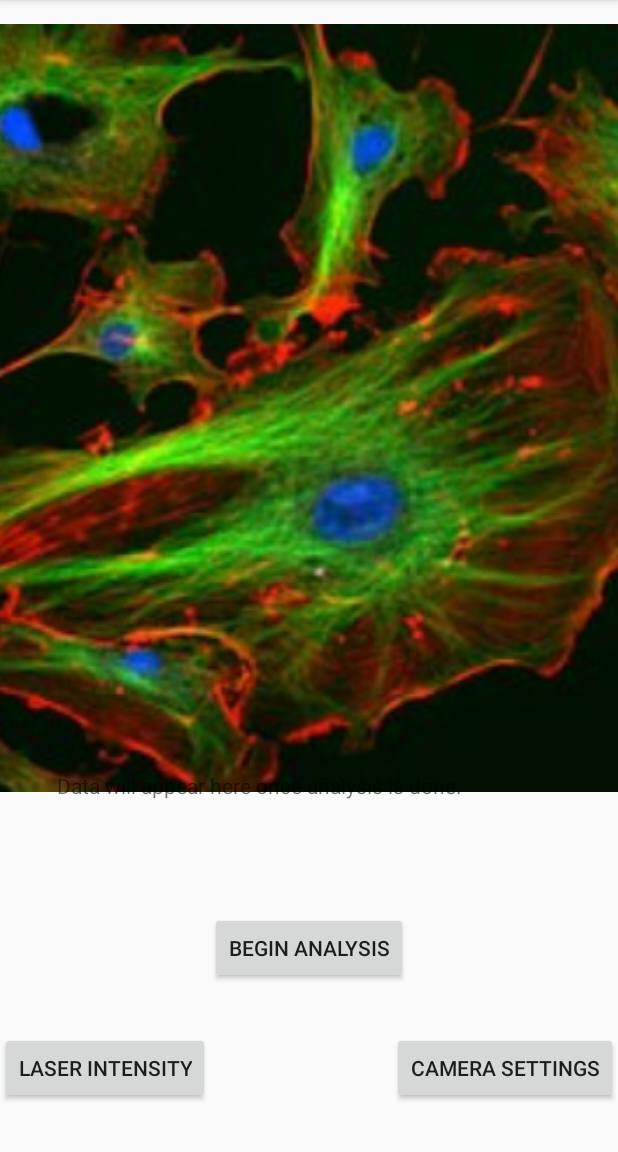
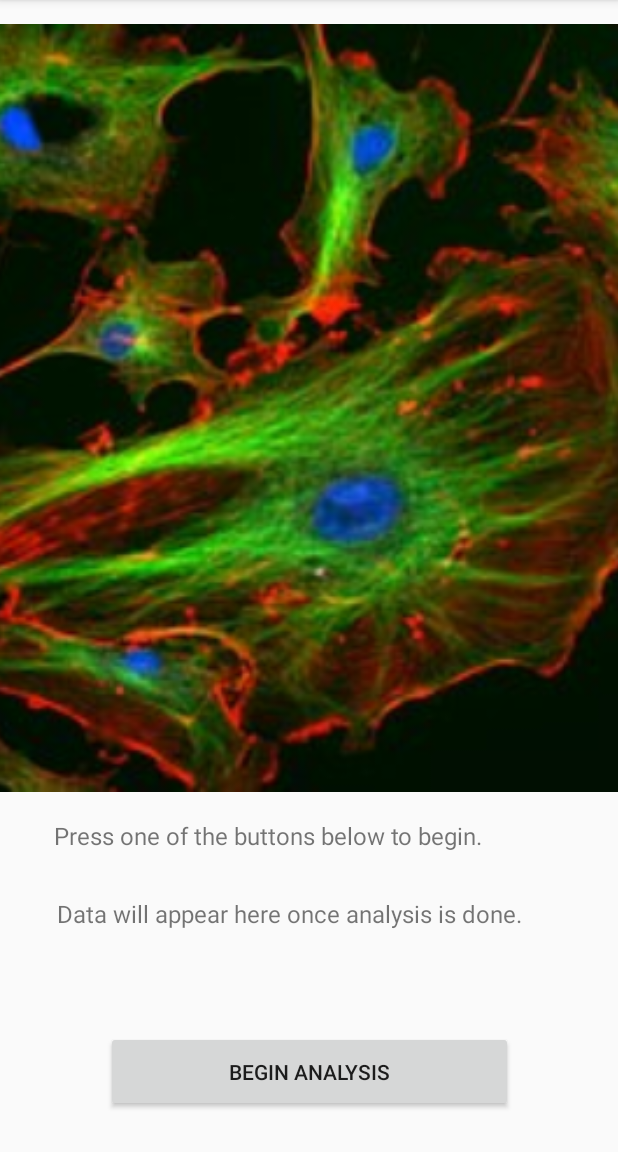
Before and after one commit to fgsrfug/Senior_Design_Application, an Android app: the screen it shows after launch (MainActivity), on a phone screen of 412 x 824 dp, the part 84-1236 px from its top. Run offline under Robolectric (Android 15) with nearby library versions, the phone set to English and light mode, and no system bars.

Commit message:
Version 1.0

```diff
--- a/app/src/main/java/fgsrfug/seniordesignapp/MainActivity.java
+++ b/app/src/main/java/fgsrfug/seniordesignapp/MainActivity.java
@@ -48,13 +48,14 @@ public class MainActivity extends AppCompatActivity {
     //Define variables to be used in communication
     //private EditText ipAddress;
     String ipAddressText;
-    public TextView serverResponse;
+    public TextView imageSizeText;
     public TextView concentration;
     public ImageView image;
     private String reply;
     Button button, laserButton, cameraButton;
     int laserIntensity = 0;
     int cameraExposure = 0;
+    Boolean continueWhileLoop = true;
     String clientMessage = "This is the Client";
     Socket socket = null;
     String path = "/storage/emulated/0/Download/squiddab.png";
@@ -79,9 +80,9 @@ public class MainActivity extends AppCompatActivity {
         //checkPermission();
         //Map "Begin Analysis" button
         button = (Button) findViewById(R.id.nutButton);
-        laserButton = findViewById(R.id.laserButton);
-        cameraButton = findViewById(R.id.cameraButton);
-        serverResponse = (TextView) findViewById(R.id.serverResponsetextView);
+        //laserButton = findViewById(R.id.laserButton);
+        //cameraButton = findViewById(R.id.cameraButton);
+        imageSizeText = (TextView) findViewById(R.id.imageSize);
         concentration = findViewById(R.id.concentration_value);
         //ipAddress = (EditText) findViewById(R.id.ipAddressInput);
         image = (ImageView) findViewById(R.id.mainImage);
@@ -95,7 +96,7 @@ public class MainActivity extends AppCompatActivity {
             public void onClick(View v) {
                 //Pop up a toast indicating the button has been hit and that a message was sent
                 //ipAddressText = ipAddress.getText().toString();
-                ipAddressText = "192.168.1.178";
+                ipAddressText = "192.168.4.1";
                 Log.d("mybug","button pressed/toast coming");
                 Toast.makeText(getApplicationContext(), "Analysis initiated", Toast.LENGTH_LONG).show();
                 Log.d("mybug","going into main()");
@@ -105,6 +106,7 @@ public class MainActivity extends AppCompatActivity {
         });
         Log.d("mybug", "outside button's click listener");
         //Increment laser intensity by 1 on every press
+        /*
         laserButton.setOnClickListener(new View.OnClickListener() {
             @Override
             public void onClick(View v){
@@ -130,8 +132,8 @@ public class MainActivity extends AppCompatActivity {
                 Toast.makeText(getApplicationContext(), "Adjusted camera exposure to " + Integer.toString(cameraExposure), Toast.LENGTH_LONG).show();
             }
         });
-
-        serverResponse.setText("Press one of the buttons below to begin.");
+        */
+        imageSizeText.setText("Press one of the buttons below to begin.");
         concentration.setText("Data will appear here once analysis is done.");
         //Log.d("mybug", "file exists");
         //Bitmap myBitmap = BitmapFactory.decodeFile(file.getAbsolutePath());
@@ -182,13 +184,14 @@ public class MainActivity extends AppCompatActivity {
             @Override
             public void run() {
                 try {
+                    while (true) {
                         String serverMessage = "";
                         int messageCounter = 1;
                         int imageSize = 0;
                         Boolean expectingImage = Boolean.FALSE;
+                        socket = null;
                         Bitmap bitmapImage = null;
                         Bitmap setBitmap = null;
-                    Boolean continueWhileLoop = true;
                         while (continueWhileLoop) {
                             Log.d("mybug", "Top of main while loop");
                             if (socket == null) {
@@ -238,7 +241,7 @@ public class MainActivity extends AppCompatActivity {
                                     sendMessage("Send image attributes");
                                     serverMessage = recieveMessage();
                                 case 6:
-                                if(messageCounter == 4) {
+                                    if (messageCounter == 4) {
                                         //Log.d("mybug", "Set expectingImage to false, calling closeSocket");
                                         Log.d("mybug", "Ready for image");
                                         sendMessage("Ready for image");
@@ -248,7 +251,7 @@ public class MainActivity extends AppCompatActivity {
                                         setBitmap = recieveImage(imageSize, expectingImage, bitmapImage);
                                         expectingImage = Boolean.FALSE;
                                         continueWhileLoop = false;
-                                    onPostExecute(setBitmap, serverMessage);
+                                        onPostExecute(setBitmap, serverMessage, imageSize);
                                         break;
                                     }
                                 default:
@@ -256,7 +259,7 @@ public class MainActivity extends AppCompatActivity {
                             }
                         }
                     }
-
+                }
                 catch (IOException e) {
                     e.printStackTrace();
                 }
@@ -296,7 +299,6 @@ public class MainActivity extends AppCompatActivity {
     //Close the socket
     private void closeSocket(OutputStream out) {
         try {
-            out.close();
             out.close();
             socket.close();
             Log.d("mybug", "socket closed!");
@@ -428,88 +430,17 @@ public class MainActivity extends AppCompatActivity {
         return  intsFromString;
 
     }
-/*
-    private void determineMessage(OutputStream out){
-        //String imageSize = recieveMessage();
-        //Log.d("mybug","imageSize value" + imageSize);
-        Log.d("mybug", "message has been sent, inside determineMessage");
-        if (expectingImage == Boolean.TRUE) {
-            Log.d("mybug", "calling recieveImage");
-            recieveImage();
-        }
-        //Assign reply to return value of recieveMessage
-        else {
-            reply = recieveMessage();
-            Log.d("mybug", "reply is: " + reply);
-            //Close socket if server sends close
-            if(reply.equals("'close'")){
-                Log.d("mybug", "about to close socket");
-                closeSocket(out);
-            }
-        }
 
-        //Check if we're expecting an image
-        if (handleMessage(expectingImage, reply, bitmapImage)){
-            //If so, send
-            sendMessage("Message recieved");
-        }
-        else{
-            recieveImage();
-        }
-
-        Log.d("mybug", "stuff closed");
-        Log.d("mybug", "end of try block");
-    }
-
-    //Handles data recieved and places it on the screen
-    private boolean handleMessage(Boolean expectingImage, final String reply, final Bitmap bitmapImage){
-        Log.d("mybug", "top of handleMessage");
-        if (expectingImage == Boolean.FALSE){
-            Log.d("mybug", "handling string");
-            //Call UIThread to change viewText on main screen
-            runOnUiThread(new Runnable() {
-                @Override
-                public void run() {
-                    serverResponse.setText("Response from Pi: " + reply);
-                    concentration.setText("Image Concentration: super " + reply );
-                    Log.d("mybug", "set serverResponse");
-                }
-            });
-            expectingImage = Boolean.TRUE;
-            return expectingImage;
-
-        }
-
-        else {
-            Log.d("mybug", "handling image");
-            //runOnUiThread(new Runnable() {
-            //    @Override
-            //    public void run() {
-            //    Log.d("mybug", "about to set image");
-            //    image.setImageBitmap(bitmapImage);
-            onPostExecute(bitmapImage);
-            expectingImage = Boolean.FALSE;
-            clientMessage = "Got image";
-            return expectingImage;
-            //    Log.d("mybug", "image handled");
-            //    }
-            //});
-
-        }
-
-    }
-*/
-
-    private void onPostExecute(final Bitmap bitmapImage, final String Concentration) {
+    private void onPostExecute(final Bitmap bitmapImage, final String Concentration, final int imageSize) {
         runOnUiThread(new Runnable() {
             @Override
             public void run() {
                 Log.d("mybug", "In onPostExecute");
+                String imageSizeString = String.format("Image size is %d bytes", imageSize);
                 image.setImageBitmap(bitmapImage);
-                //serverResponse.setText("Response from Pi:Image Size is " + bytesRead);
+                imageSizeText.setText(imageSizeString);
                 concentration.setText(Concentration);
             }
         });
     }
-
 }
--- a/app/src/main/res/layout/activity_main.xml
+++ b/app/src/main/res/layout/activity_main.xml
@@ -10,43 +10,16 @@
 
     <Button
         android:id="@+id/nutButton"
-        android:layout_width="wrap_content"
-        android:layout_height="wrap_content"
-        android:layout_marginBottom="32dp"
+        android:layout_width="271dp"
+        android:layout_height="54dp"
+        android:layout_marginTop="48dp"
+        android:layout_marginBottom="8dp"
         android:text="Begin Analysis"
-        app:layout_constraintBottom_toTopOf="@+id/laserButton"
-        app:layout_constraintEnd_toEndOf="parent"
-        app:layout_constraintStart_toStartOf="parent" />
-
-    <TextView
-        android:id="@+id/serverResponsetextView"
-        android:layout_width="wrap_content"
-        android:layout_height="0dp"
-        android:layout_marginBottom="304dp"
-        android:text="Image Properties:"
         app:layout_constraintBottom_toBottomOf="parent"
         app:layout_constraintEnd_toEndOf="parent"
-        app:layout_constraintHorizontal_bias="0.126"
-        app:layout_constraintStart_toStartOf="parent" />
+        app:layout_constraintStart_toStartOf="parent"
+        app:layout_constraintTop_toBottomOf="@+id/concentration_value" />
 
-
-    <Button
-        android:id="@+id/laserButton"
-        android:layout_width="wrap_content"
-        android:layout_height="wrap_content"
-        android:layout_marginBottom="32dp"
-        android:text="Laser Intensity"
-        app:layout_constraintBottom_toBottomOf="parent"
-        app:layout_constraintStart_toStartOf="parent" />
-
-    <Button
-        android:id="@+id/cameraButton"
-        android:layout_width="wrap_content"
-        android:layout_height="wrap_content"
-        android:layout_marginBottom="32dp"
-        android:text="Camera Settings"
-        app:layout_constraintBottom_toBottomOf="parent"
-        app:layout_constraintEnd_toEndOf="parent" />
 
     <ImageView
         android:id="@+id/mainImage"
@@ -65,10 +38,23 @@
         android:layout_height="wrap_content"
         android:layout_marginStart="38dp"
         android:layout_marginLeft="38dp"
-        android:layout_marginTop="50dp"
+        android:layout_marginTop="30dp"
+        android:textSize="16sp"
         android:text="Image concentration:"
         app:layout_constraintStart_toStartOf="parent"
-        app:layout_constraintTop_toBottomOf="@+id/serverResponsetextView" />
+        app:layout_constraintTop_toBottomOf="@+id/imageSize" />
+
+    <TextView
+        android:id="@+id/imageSize"
+        android:layout_width="wrap_content"
+        android:layout_height="wrap_content"
+        android:layout_marginStart="36dp"
+        android:layout_marginLeft="36dp"
+        android:layout_marginBottom="200dp"
+        android:textSize="16sp"
+        android:text="Image size in bytes"
+        app:layout_constraintBottom_toBottomOf="parent"
+        app:layout_constraintStart_toStartOf="parent" />
 
 
 </android.support.constraint.ConstraintLayout>
```
Lines whose indentation alone changed are shown as unchanged.
